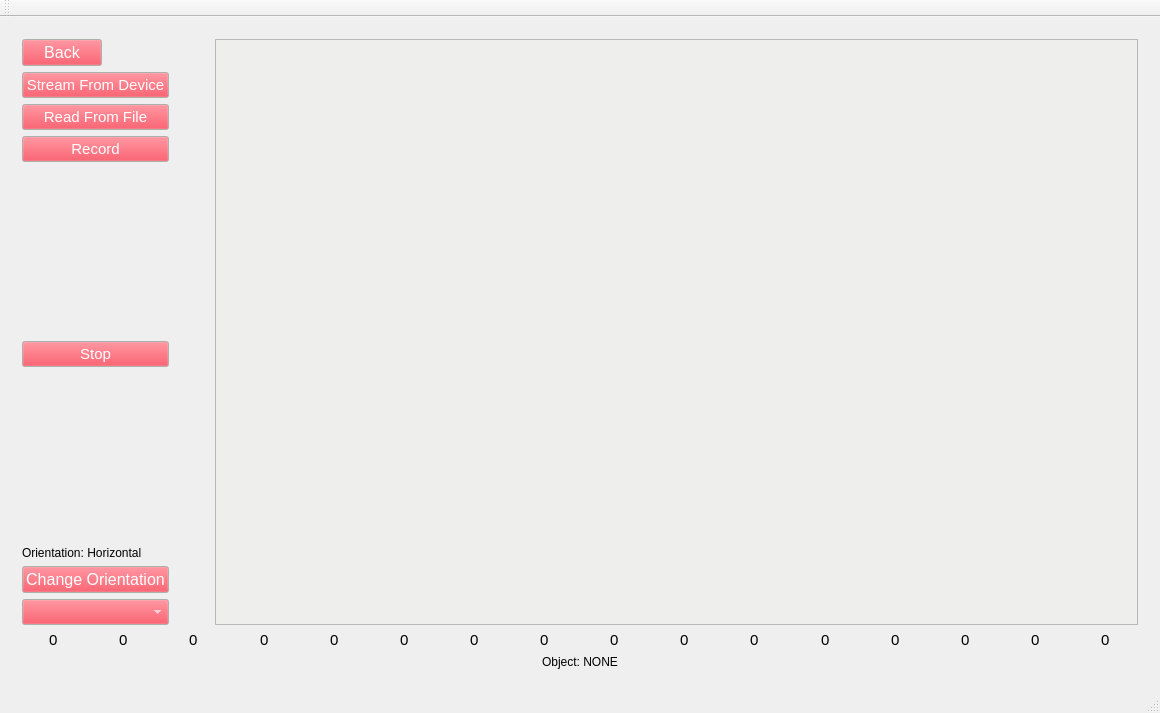
SCCapstone/Sense-Able, file leddargui/mainwindow.ui: the form before one commit.
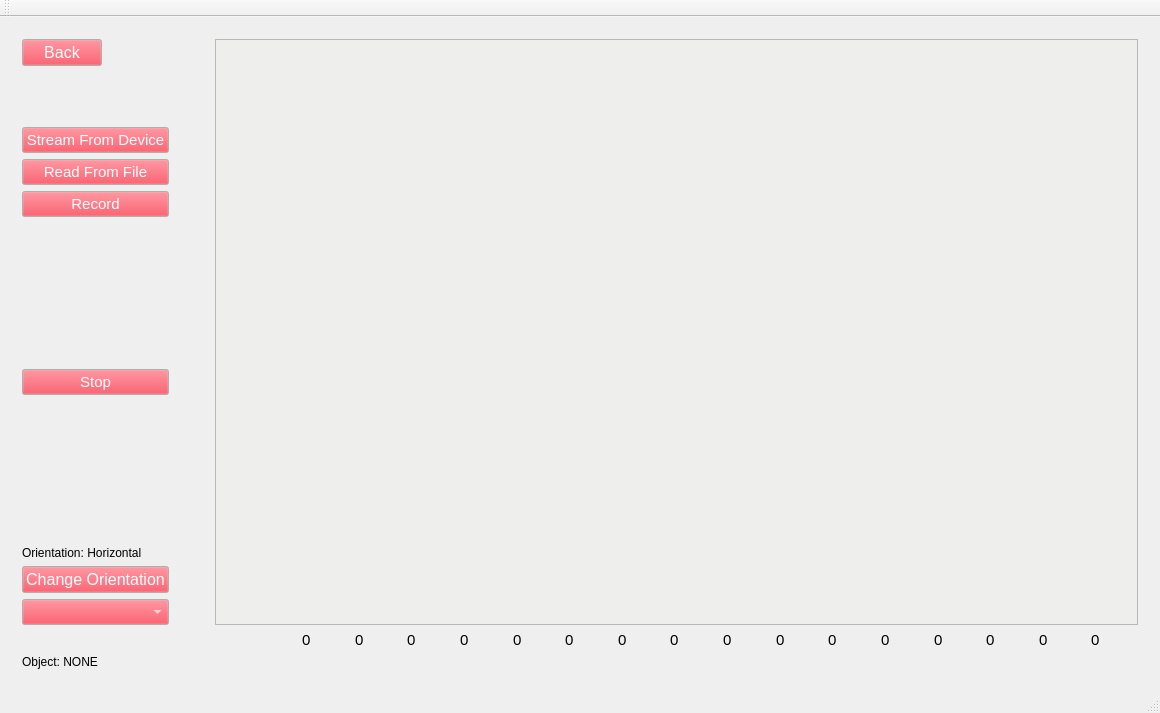
The form after the commit.

Commit message: adjusting pages

Diff of the .ui file:
```diff
--- a/leddargui/mainwindow.ui
+++ b/leddargui/mainwindow.ui
@@ -266,6 +266,22 @@
               </property>
              </widget>
             </item>
+            <item>
+             <spacer name="verticalSpacer_4">
+              <property name="orientation">
+               <enum>Qt::Vertical</enum>
+              </property>
+              <property name="sizeType">
+               <enum>QSizePolicy::Fixed</enum>
+              </property>
+              <property name="sizeHint" stdset="0">
+               <size>
+                <width>20</width>
+                <height>55</height>
+               </size>
+              </property>
+             </spacer>
+            </item>
             <item>
              <widget class="QPushButton" name="go_StreamFromDevice_button">
               <property name="sizePolicy">
@@ -1102,113 +1118,131 @@
          </layout>
         </item>
         <item>
+         <layout class="QHBoxLayout" name="horizontalLayout_7">
+          <item>
+           <spacer name="horizontalSpacer_6">
+            <property name="orientation">
+             <enum>Qt::Horizontal</enum>
+            </property>
+            <property name="sizeType">
+             <enum>QSizePolicy::Maximum</enum>
+            </property>
+            <property name="sizeHint" stdset="0">
+             <size>
+              <width>280</width>
+              <height>17</height>
+             </size>
+            </property>
+           </spacer>
+          </item>
+          <item>
          <layout class="QHBoxLayout" name="horizontalLayout_6">
-          <item alignment="Qt::AlignHCenter">
+            <item>
            <widget class="QLabel" name="pt1">
             <property name="text">
              <string>0</string>
             </property>
            </widget>
           </item>
-          <item alignment="Qt::AlignHCenter">
+            <item>
            <widget class="QLabel" name="pt2">
             <property name="text">
              <string>0</string>
             </property>
            </widget>
           </item>
-          <item alignment="Qt::AlignHCenter">
+            <item>
            <widget class="QLabel" name="pt3">
             <property name="text">
              <string>0</string>
             </property>
            </widget>
           </item>
-          <item alignment="Qt::AlignHCenter">
+            <item>
            <widget class="QLabel" name="pt4">
             <property name="text">
              <string>0</string>
             </property>
            </widget>
           </item>
-          <item alignment="Qt::AlignHCenter">
+            <item>
            <widget class="QLabel" name="pt5">
             <property name="text">
              <string>0</string>
             </property>
            </widget>
           </item>
-          <item alignment="Qt::AlignHCenter">
+            <item>
            <widget class="QLabel" name="pt6">
             <property name="text">
              <string>0</string>
             </property>
            </widget>
           </item>
-          <item alignment="Qt::AlignHCenter">
+            <item>
            <widget class="QLabel" name="pt7">
             <property name="text">
              <string>0</string>
             </property>
            </widget>
           </item>
-          <item alignment="Qt::AlignHCenter">
+            <item>
            <widget class="QLabel" name="pt8">
             <property name="text">
              <string>0</string>
             </property>
            </widget>
           </item>
-          <item alignment="Qt::AlignHCenter">
+            <item>
            <widget class="QLabel" name="pt9">
             <property name="text">
              <string>0</string>
             </property>
            </widget>
           </item>
-          <item alignment="Qt::AlignHCenter">
+            <item>
            <widget class="QLabel" name="pt10">
             <property name="text">
              <string>0</string>
             </property>
            </widget>
           </item>
-          <item alignment="Qt::AlignHCenter">
+            <item>
            <widget class="QLabel" name="pt11">
             <property name="text">
              <string>0</string>
             </property>
            </widget>
           </item>
-          <item alignment="Qt::AlignHCenter">
+            <item>
            <widget class="QLabel" name="pt12">
             <property name="text">
              <string>0</string>
             </property>
            </widget>
           </item>
-          <item alignment="Qt::AlignHCenter">
+            <item>
            <widget class="QLabel" name="pt13">
             <property name="text">
              <string>0</string>
             </property>
            </widget>
           </item>
-          <item alignment="Qt::AlignHCenter">
+            <item>
            <widget class="QLabel" name="pt14">
             <property name="text">
              <string>0</string>
             </property>
            </widget>
           </item>
-          <item alignment="Qt::AlignHCenter">
+            <item>
            <widget class="QLabel" name="pt15">
             <property name="text">
              <string>0</string>
             </property>
            </widget>
           </item>
-          <item alignment="Qt::AlignHCenter">
+            <item>
            <widget class="QLabel" name="pt16">
             <property name="text">
              <string>0</string>
@@ -1217,7 +1251,9 @@
           </item>
          </layout>
         </item>
-        <item alignment="Qt::AlignHCenter">
+         </layout>
+        </item>
+        <item>
          <widget class="QLabel" name="objectLabel">
           <property name="palette">
            <palette>
```
Lines whose indentation alone changed are shown as unchanged. The commit also changes 1 other file.
